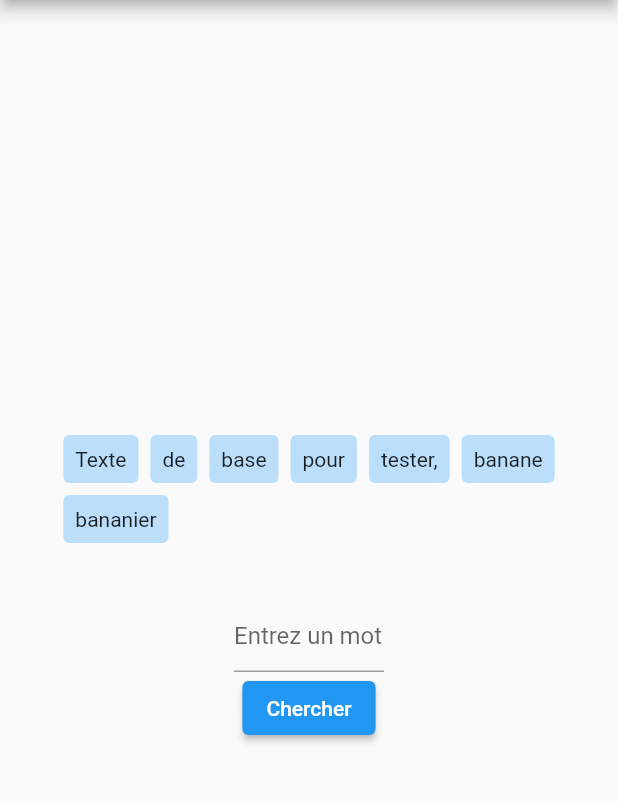
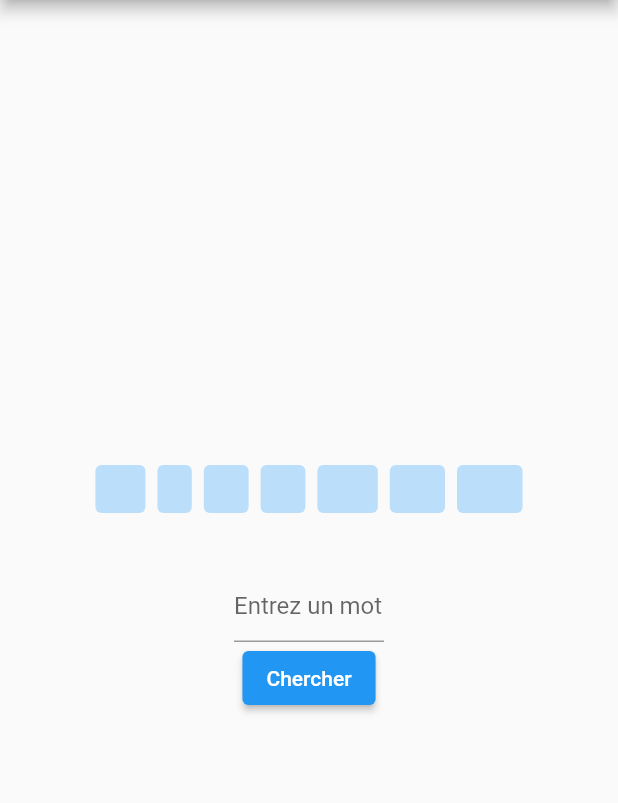
Before and after one commit to kevindjeradi/HiddenWords, a Flutter app: the screen it shows after launch, after a tap on "Chercher", on a phone screen of 412 x 824 dp, the part 84-887 px from its top. Run offline on Flutter 3.47's test engine with Material 2 defaults, Android fonts, the phone set to English and light mode, and no system bars; our stand-ins replace logger; missing offline and left inert: text_analysis.

Commit message:
separated each word so they each have a box of their own, hiding words by default, revealing word when user input it

```diff
--- a/hidden_words_front/lib/logic/world_analyzer.dart
+++ b/hidden_words_front/lib/logic/world_analyzer.dart
@@ -2,13 +2,16 @@ import 'package:hidden_words_front/helpers/logger.dart';
 import 'package:text_analysis/text_analysis.dart';
 
 class WordAnalyzer {
-  void findSimilarWords(String inputWord, String inputText) {
+  void findSimilarWords(
+      String inputWord, String inputText, Function revealWordCallback) {
     List<String> wordsInText = inputText.split(' ');
 
     for (String word in wordsInText) {
       TermSimilarity similarity = TermSimilarity(inputWord, word);
 
-      if (similarity.characterSimilarity > 0.7) {
+      if (similarity.characterSimilarity == 1) {
+        revealWordCallback(word);
+      } else if (similarity.characterSimilarity > 0.7) {
         Log.logger.i(
             "Similarité de zinzin: $inputWord <-> $word (Similarité: ${similarity.characterSimilarity})");
       } else if (similarity.characterSimilarity > 0.5 &&
--- a/hidden_words_front/lib/views/guess_page.dart
+++ b/hidden_words_front/lib/views/guess_page.dart
@@ -12,6 +12,7 @@ class GuessPageState extends State<GuessPage> {
   TextEditingController inputWordController = TextEditingController();
   final WordAnalyzer wordAnalyzer = WordAnalyzer();
   String article = "Texte de base pour tester, banane bananier";
+  Set<String> revealedWords = <String>{};
 
   @override
   void dispose() {
@@ -36,17 +37,19 @@ class GuessPageState extends State<GuessPage> {
               child: Wrap(
                 spacing: 8.0,
                 runSpacing: 4.0,
-                children: words
-                    .map((word) => Container(
+                children: words.map((word) {
+                  String displayWord =
+                      revealedWords.contains(word) ? word : ' ' * word.length;
+                  return Container(
                     padding: const EdgeInsets.all(8.0),
                     margin: const EdgeInsets.symmetric(vertical: 2.0),
                     decoration: BoxDecoration(
                       color: Colors.blue.shade100,
                       borderRadius: BorderRadius.circular(4.0),
                     ),
-                          child: Text(word),
-                        ))
-                    .toList(),
+                    child: Text(displayWord),
+                  );
+                }).toList(),
               ),
             ),
             const SizedBox(height: 20),
@@ -62,7 +65,7 @@ class GuessPageState extends State<GuessPage> {
             ElevatedButton(
               onPressed: () {
                 String inputWord = inputWordController.text;
-                wordAnalyzer.findSimilarWords(inputWord, article);
+                wordAnalyzer.findSimilarWords(inputWord, article, revealWord);
               },
               child: const Text("Chercher"),
             ),
@@ -71,4 +74,10 @@ class GuessPageState extends State<GuessPage> {
       ),
     );
   }
+
+  void revealWord(String word) {
+    setState(() {
+      revealedWords.add(word);
+    });
   }
+}
```
Lines whose indentation alone changed are shown as unchanged.
